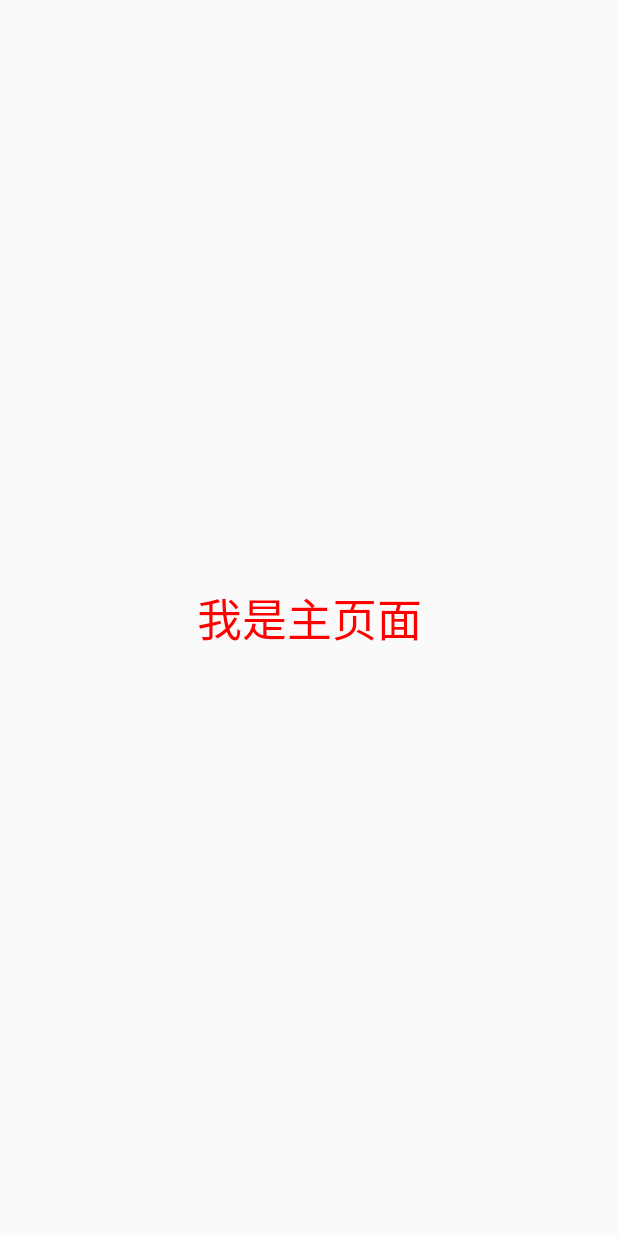
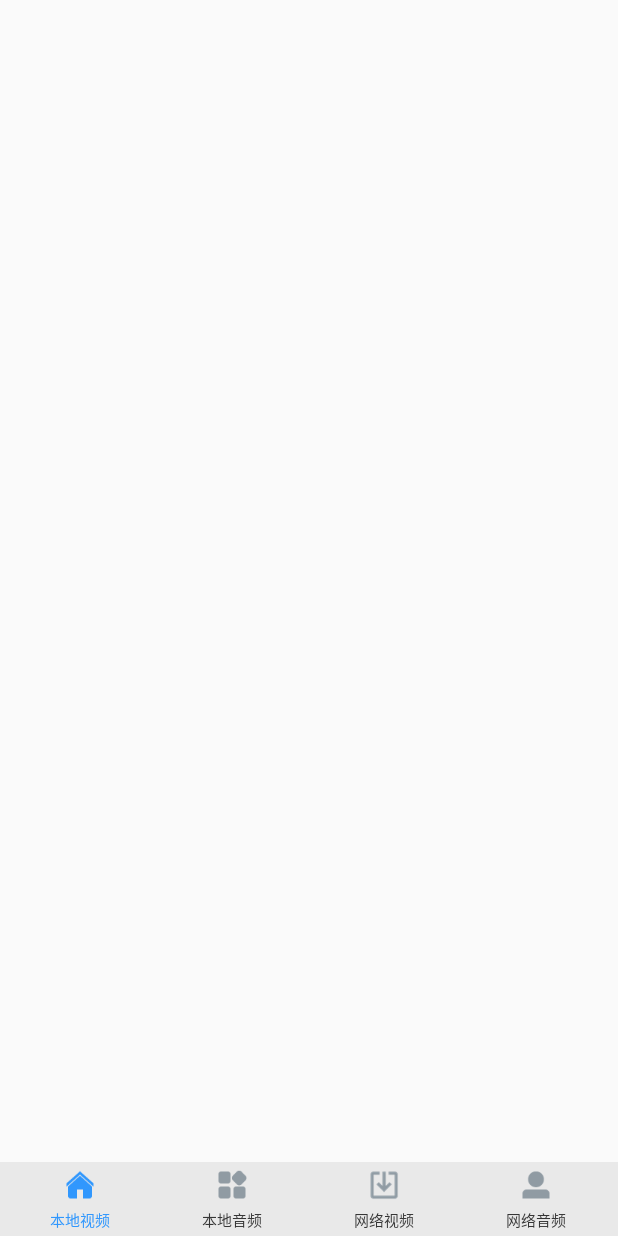
Before and after one commit to fucang/MobilePlayer, an Android app: the screen it shows after launch (MainActivity), on a phone screen of 412 x 824 dp. Run offline under Robolectric (Android 15) with nearby library versions, the phone set to English and light mode, and no system bars.

Commit message:
MainActivity主页面布局

```diff
--- a/app/src/main/java/com/fucang/mobileplayer/activity/MainActivity.java
+++ b/app/src/main/java/com/fucang/mobileplayer/activity/MainActivity.java
@@ -1,24 +1,30 @@
 package com.fucang.mobileplayer.activity;
 
 import android.app.Activity;
-import android.graphics.Color;
+import android.app.Fragment;
 import android.os.Bundle;
-import android.view.Gravity;
-import android.widget.TextView;
+import android.widget.FrameLayout;
+import android.widget.RadioGroup;
+
+import com.fucang.mobileplayer.R;
 
 /**
  * Created by 浮滄 on 2017/5/3.
  */
 public class MainActivity extends Activity {
+
+    // 实例化
+    private FrameLayout fl_main_content;
+
+    private RadioGroup rg_bottom_tag;
+
     @Override
     protected void onCreate(Bundle savedInstanceState) {
         super.onCreate(savedInstanceState);
-        TextView textView = new TextView(this);
-        textView.setText("我是主页面");
-        textView.setTextSize(30);
-        textView.setGravity(Gravity.CENTER);
-        textView.setTextColor(Color.RED);
+        setContentView(R.layout.activity_main);
+        fl_main_content = (FrameLayout) findViewById(R.id.fl_main_content);
+        rg_bottom_tag = (RadioGroup) findViewById(R.id.rg_bottom_tag);
 
-        setContentView(textView);
+        rg_bottom_tag.check(R.id.rb_video);
     }
 }
--- /dev/null
+++ b/app/src/main/res/drawable/rb_audio_drawable_selector.xml
@@ -0,0 +1,5 @@
+<?xml version="1.0" encoding="utf-8"?>
+<selector xmlns:android="http://schemas.android.com/apk/res/android">
+    <item android:state_checked="false" android:drawable="@drawable/ic_tab_audio"/>
+    <item android:state_checked="true" android:drawable="@drawable/ic_tab_audio_press"/>
+</selector>
--- /dev/null
+++ b/app/src/main/res/drawable/rb_netaudio_drawable_selector.xml
@@ -0,0 +1,7 @@
+<?xml version="1.0" encoding="utf-8"?>
+<selector xmlns:android="http://schemas.android.com/apk/res/android">
+
+    <item android:state_checked="false" android:drawable="@drawable/ic_tab_netaudio"/>
+    <item android:state_checked="true" android:drawable="@drawable/ic_tab_netaudio_press"/>
+
+</selector>
--- /dev/null
+++ b/app/src/main/res/drawable/rb_netvideo_drawable_selector.xml
@@ -0,0 +1,6 @@
+<?xml version="1.0" encoding="utf-8"?>
+<selector xmlns:android="http://schemas.android.com/apk/res/android">
+    <item android:state_checked="false" android:drawable="@drawable/ic_tab_netvideo"/>
+    <item android:state_checked="true" android:drawable="@drawable/ic_tab_netvideo_press"/>
+
+</selector>
--- /dev/null
+++ b/app/src/main/res/drawable/rb_video_drawable_selector.xml
@@ -0,0 +1,7 @@
+<?xml version="1.0" encoding="utf-8"?>
+<selector xmlns:android="http://schemas.android.com/apk/res/android">
+
+    <item android:state_checked="false" android:drawable="@drawable/ic_tab_video"/>
+    <item android:state_checked="true" android:drawable="@drawable/ic_tab_video_press"/>
+
+</selector>
--- /dev/null
+++ b/app/src/main/res/drawable/rb_video_textcolor_selector.xml
@@ -0,0 +1,6 @@
+<?xml version="1.0" encoding="utf-8"?>
+<selector xmlns:android="http://schemas.android.com/apk/res/android">
+    <item android:state_checked="false" android:color="#363636"/>
+    <item android:state_checked="true" android:color="#3097FD"/>
+
+</selector>
--- /dev/null
+++ b/app/src/main/res/layout/activity_main.xml
@@ -0,0 +1,51 @@
+<?xml version="1.0" encoding="utf-8"?>
+<LinearLayout xmlns:android="http://schemas.android.com/apk/res/android"
+    android:orientation="vertical" android:layout_width="match_parent"
+    android:layout_height="match_parent">
+
+    <!--标题栏-->
+
+    <!--FrameLayout-->
+    <FrameLayout
+        android:id="@+id/fl_main_content"
+        android:layout_width="match_parent"
+        android:layout_height="wrap_content"
+        android:layout_weight="1"/>
+
+    <!--RadioGroup-->
+    <RadioGroup
+        android:id="@+id/rg_bottom_tag"
+        android:padding="3dp"
+        android:background="#11000000"
+        android:layout_width="match_parent"
+        android:orientation="horizontal"
+        android:layout_height="wrap_content"
+        android:gravity="center_vertical">
+
+        <RadioButton
+            android:id="@+id/rb_video"
+            android:text="本地视频"
+            android:drawableTop="@drawable/rb_video_drawable_selector"
+            style="@style/bottom_tag_style"/>
+
+        <RadioButton
+            android:id="@+id/rb_audio"
+            android:text="本地音频"
+            android:drawableTop="@drawable/rb_audio_drawable_selector"
+            style="@style/bottom_tag_style"/>
+
+        <RadioButton
+            android:id="@+id/rb_netvideo"
+            android:text="网络视频"
+            android:drawableTop="@drawable/rb_netvideo_drawable_selector"
+            style="@style/bottom_tag_style"/>
+
+        <RadioButton
+            android:id="@+id/rb_netaudio"
+            android:text="网络音频"
+            android:drawableTop="@drawable/rb_netaudio_drawable_selector"
+            style="@style/bottom_tag_style"/>
+    </RadioGroup>
+
+
+</LinearLayout>
--- a/app/src/main/res/values/strings.xml
+++ b/app/src/main/res/values/strings.xml
@@ -1,3 +1,3 @@
 <resources>
-    <string name="app_name">MobilePlayer</string>
+    <string name="app_name">手机影音</string>
 </resources>
--- a/app/src/main/res/values/styles.xml
+++ b/app/src/main/res/values/styles.xml
@@ -8,4 +8,17 @@
         <item name="colorAccent">@color/colorAccent</item>
     </style>
 
+    <!--底部按钮样式-->
+    <style name="bottom_tag_style">
+        <!-- Customize your theme here. -->
+        <item name="android:layout_gravity">center_vertical</item>
+        <item name="android:gravity">center</item>
+        <item name="android:layout_width">wrap_content</item>
+        <item name="android:layout_height">wrap_content</item>
+        <item name="android:drawablePadding">3dp</item>
+        <item name="android:button">@android:color/transparent</item>
+        <item name="android:textColor">@drawable/rb_video_textcolor_selector</item>
+        <item name="android:textSize">10sp</item>
+        <item name="android:layout_weight">1</item>
+    </style>
 </resources>
```
Also changed, not shown: app/src/main/res/drawable-xhdpi/ic_tab_audio.png (added), app/src/main/res/drawable-xhdpi/ic_tab_audio_press.png (added), app/src/main/res/drawable-xhdpi/ic_tab_netaudio.png (added), app/src/main/res/drawable-xhdpi/ic_tab_netaudio_press.png (added), app/src/main/res/drawable-xhdpi/ic_tab_netvideo.png (added), app/src/main/res/drawable-xhdpi/ic_tab_netvideo_press.png (added), app/src/main/res/drawable-xhdpi/ic_tab_video.png (added), app/src/main/res/drawable-xhdpi/ic_tab_video_press.png (added).
